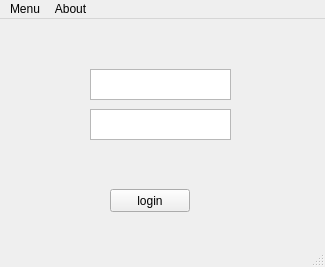
kashapov17/dWell, file dWell/mainwindow.ui: the form before one commit.
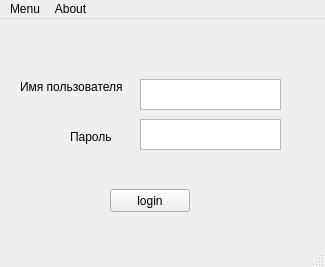
The form after the commit.

What changed in the file:
```diff
--- a/dWell/mainwindow.ui
+++ b/dWell/mainwindow.ui
@@ -30,8 +30,8 @@
    <widget class="QTextEdit" name="usernameEdit">
     <property name="geometry">
      <rect>
-      <x>90</x>
-      <y>50</y>
+      <x>140</x>
+      <y>60</y>
       <width>141</width>
       <height>31</height>
      </rect>
@@ -47,8 +47,8 @@
    <widget class="QTextEdit" name="passwdEdit">
     <property name="geometry">
      <rect>
-      <x>90</x>
-      <y>90</y>
+      <x>140</x>
+      <y>100</y>
       <width>141</width>
       <height>31</height>
      </rect>
@@ -61,6 +61,32 @@
 &lt;p style=&quot;-qt-paragraph-type:empty; margin-top:0px; margin-bottom:0px; margin-left:0px; margin-right:0px; -qt-block-indent:0; text-indent:0px;&quot;&gt;&lt;br /&gt;&lt;/p&gt;&lt;/body&gt;&lt;/html&gt;</string>
     </property>
    </widget>
+   <widget class="QLabel" name="login">
+    <property name="geometry">
+     <rect>
+      <x>20</x>
+      <y>60</y>
+      <width>111</width>
+      <height>16</height>
+     </rect>
+    </property>
+    <property name="text">
+     <string>Имя пользователя</string>
+    </property>
+   </widget>
+   <widget class="QLabel" name="password">
+    <property name="geometry">
+     <rect>
+      <x>70</x>
+      <y>110</y>
+      <width>56</width>
+      <height>15</height>
+     </rect>
+    </property>
+    <property name="text">
+     <string>Пароль</string>
+    </property>
+   </widget>
   </widget>
   <widget class="QMenuBar" name="menubar">
    <property name="geometry">
```
